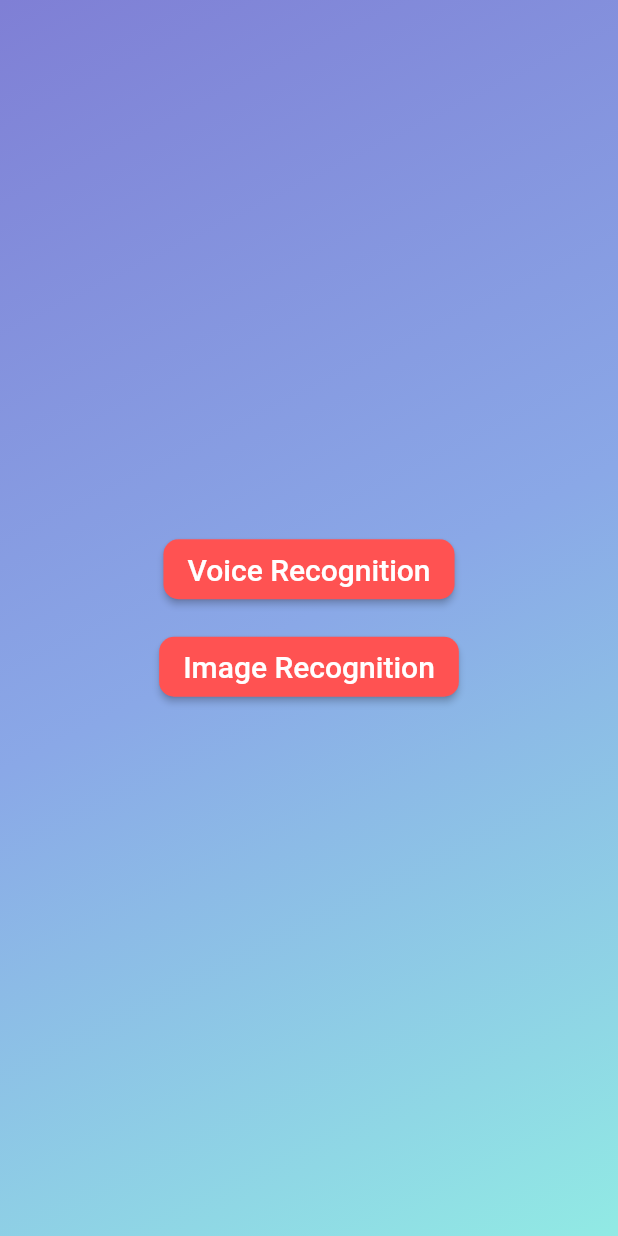
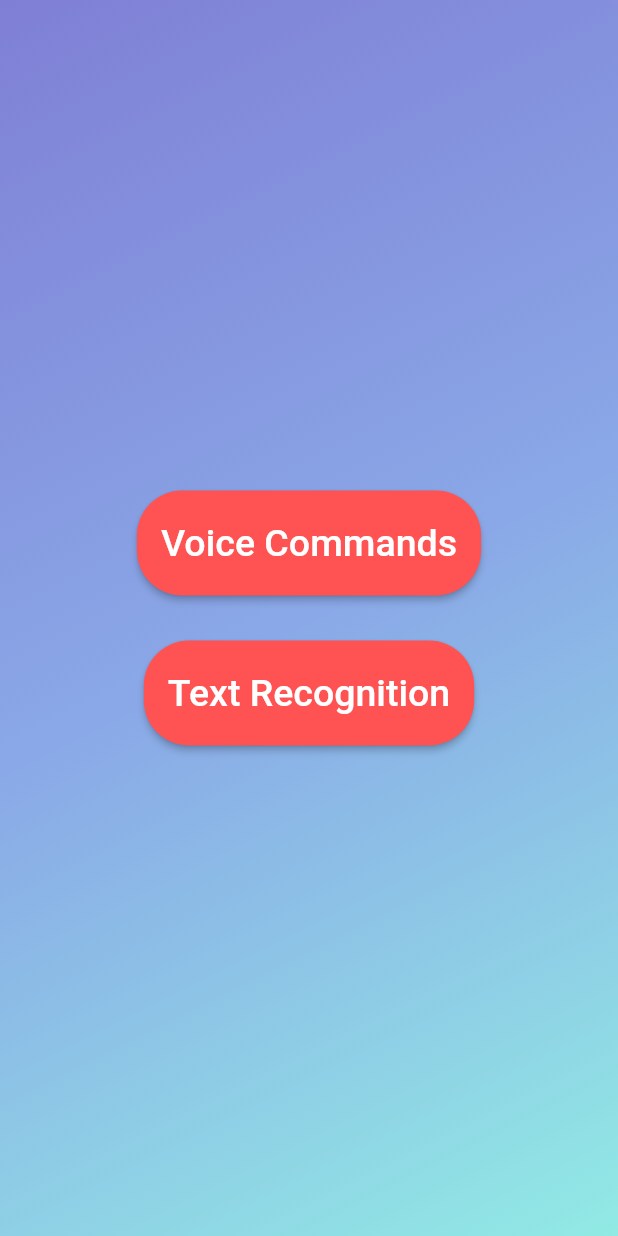
Before and after one commit to rounak610/Voice-Commands-App, a Flutter app: the screen it shows after launch, on a phone screen of 412 x 824 dp. Run offline on Flutter 3.47's test engine with Material 2 defaults, Android fonts, the phone set to English and light mode, and no system bars; our stand-ins replace avatar_glow, contacts_service, flutter_tts, permission_handler, speech_to_text; missing offline and left inert: auto_reload, clipboard.

Commit message:
changes in UI

```diff
--- a/lib/pages/first_pg.dart
+++ b/lib/pages/first_pg.dart
@@ -28,7 +28,7 @@ class _First_PageState extends State<First_Page> {
               children: [
                 Center(
                   child: SizedBox(
-                    height: 40,
+                    height: 70,
                     child: ElevatedButton(
                         onPressed: () {
                           Navigator.of(context).push(MaterialPageRoute(
@@ -37,23 +37,23 @@ class _First_PageState extends State<First_Page> {
                         style: ElevatedButton.styleFrom(
                           primary: Colors.redAccent,
                           shape: RoundedRectangleBorder(
-                              borderRadius: BorderRadius.circular(10.0)
+                              borderRadius: BorderRadius.circular(30.0)
                           ),
                         ),
-                        child: Text("Voice Recognition",
+                        child: Text("Voice Commands",
                             style: TextStyle(
                                 color: Colors.white,
-                                fontSize: 20
+                                fontSize: 25
                             )
                         )),
                   ),
                 ),
                 SizedBox(
-                  height: 25,
+                  height: 30,
                 ),
                 Center(
                   child: SizedBox(
-                    height: 40,
+                    height: 70,
                     child: ElevatedButton(
                         onPressed: () {
                           var snackBar = SnackBar(content: Text('Feature in development'));
@@ -62,13 +62,13 @@ class _First_PageState extends State<First_Page> {
                         style: ElevatedButton.styleFrom(
                           primary: Colors.redAccent,
                           shape: RoundedRectangleBorder(
-                              borderRadius: BorderRadius.circular(10.0)
+                              borderRadius: BorderRadius.circular(30.0)
                           ),
                         ),
-                        child: Text("Image Recognition",
+                        child: Text("Text Recognition",
                         style: TextStyle(
                           color: Colors.white,
-                          fontSize: 20
+                          fontSize: 25
                         )
                           )),
                   ),
--- a/lib/pages/vr_home_pg.dart
+++ b/lib/pages/vr_home_pg.dart
@@ -35,7 +35,7 @@ class _HomePageState extends State<HomePage> {
       backgroundColor: Colors.transparent,
       appBar: AppBar(
         backgroundColor: Color.fromRGBO(44, 119, 68, 1),
-        title: Text("Voice Recognition"),
+        title: Text("Voice Commands"),
         centerTitle: true,
         actions: [
           Builder(
```
